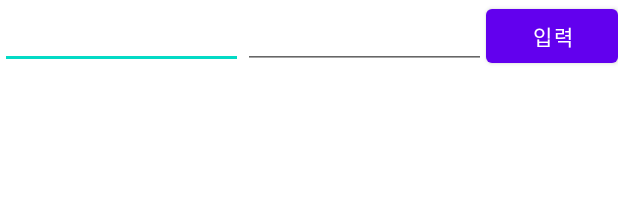
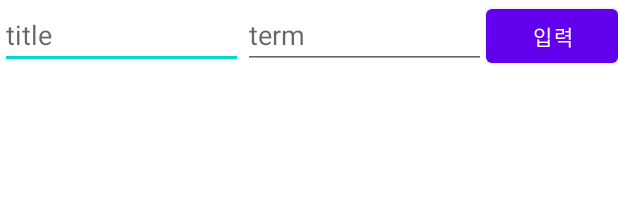
Before and after one commit to cluelin/QuestScheduler, an Android app: the layout fragment_quest_add.xml on its own in the app's theme, with its tools: preview values and no code run, on a phone screen of 412 x 824 dp. Shown: the top 214 px of the screen. Run offline under Robolectric (Android 15) with nearby library versions, the phone set to English and light mode, and no system bars.

Commit message:
Modify Re-Listing base as days

```diff
--- a/app/src/main/java/com/cluelin/app/Fragment/QuestGenerator.kt
+++ b/app/src/main/java/com/cluelin/app/Fragment/QuestGenerator.kt
@@ -21,11 +21,6 @@ class QuestGenerator : Fragment() {
     lateinit var etQuestTitle: EditText
     lateinit var etQuestTerm: EditText
 
-
-    override fun onCreate(savedInstanceState: Bundle?) {
-        super.onCreate(savedInstanceState)
-
-    }
 
     override fun onCreateView(
         inflater: LayoutInflater, container: ViewGroup?,
--- a/app/src/main/java/com/cluelin/app/Fragment/QuestList.kt
+++ b/app/src/main/java/com/cluelin/app/Fragment/QuestList.kt
@@ -54,6 +54,9 @@ class QuestList : Fragment(), OnItemClickListener, OnItemLongClickListener {
         val layoutManager = LinearLayoutManager(requireContext())
         recyclerView.layoutManager = layoutManager
 
+//        TODO
+//        adpter 생성 위치를 activity 로 옮겨서 모든 프래그 먼트에서 사용할수잇게 만들고싶음.
+//        아니면 하다못해 Add 프래그먼트에서 item추가 할수잇게끔 변경.
         val adapter = MyAdapter(questList as MutableList<Quest>, this)
         recyclerView.adapter = adapter
 
--- a/app/src/main/java/com/cluelin/app/Fragment/QuestLog.kt
+++ b/app/src/main/java/com/cluelin/app/Fragment/QuestLog.kt
@@ -36,6 +36,10 @@ class QuestLog : Fragment() {
     ): View? {
         // Inflate the layout for this fragment
         return inflater.inflate(R.layout.fragment_quest_log, container, false)
+
+//        TODO
+//        quest 활동기록을 이용해서 chart 그리기.
+//        stopwatch까지 구현하면 그래프 업데이트
     }
 
     companion object {
--- a/app/src/main/java/com/cluelin/app/MyAdapter.kt
+++ b/app/src/main/java/com/cluelin/app/MyAdapter.kt
@@ -27,7 +27,10 @@ class MyAdapter(
     override fun onBindViewHolder(holder: ViewHolder, position: Int) {
         val quest = questList[position]
         holder.textView.text = quest.title
+        //TODO
+        // remain days에 이미지나 색상강조 표시, 파이어!! 같은 느낌으로다가.
         holder.remainDays.text = quest.term.toString()
+
 
         holder.itemView.setOnClickListener {
             itemClickListener.onItemClick(quest)
--- a/app/src/main/java/com/cluelin/app/db/DatabaseHelper.kt
+++ b/app/src/main/java/com/cluelin/app/db/DatabaseHelper.kt
@@ -168,7 +168,7 @@ class DatabaseHelper(context: Context) :
     fun getAllUnDoneQuests(): List<Quest> {
         val selection =
             "$COLUMN_LAST_COMPLETED_TIME IS null OR " +
-                    "strftime('%s', 'now') - strftime('%s', $COLUMN_LAST_COMPLETED_TIME) >= $COLUMN_TERM * 24 * 60 * 60"
+                    "strftime('%d', 'now') - strftime('%d', $COLUMN_LAST_COMPLETED_TIME) >= $COLUMN_TERM"
 
         return this.getQuestList(selection)
     }
@@ -178,6 +178,9 @@ class DatabaseHelper(context: Context) :
         val quests = mutableListOf<Quest>()
         val db = readableDatabase
 
+        //TODO
+//        quest 리스트로 가져올때 term 을 기준으로 정렬해서 반환하기.
+//        last completed time이랑 term이랑 비교해서 시간이 줄어들건데, 그럼 우선순위를 위로해주자.
         val cursor: Cursor = db.query(
             TABLE_NAME_QUESTS,
             arrayOf(COLUMN_ID, COLUMN_TITLE, COLUMN_TERM, COLUMN_LAST_COMPLETED_TIME),
--- /dev/null
+++ b/app/src/main/java/com/cluelin/app/utils/Common.kt
@@ -0,0 +1,5 @@
+package com.cluelin.app.utils
+
+class Common {
+    val TAG = "injae.jang"
+}
--- a/app/src/main/res/layout/fragment_quest_add.xml
+++ b/app/src/main/res/layout/fragment_quest_add.xml
@@ -12,12 +12,14 @@
 
         <EditText
             android:id="@+id/quest_name"
+            android:hint="title"
             android:layout_width="match_parent"
             android:layout_height="wrap_content"
             android:layout_weight="1"/>
 
         <EditText
             android:id="@+id/quest_term"
+            android:hint="term"
             android:layout_width="match_parent"
             android:layout_height="wrap_content"
             android:layout_weight="1"/>
```
